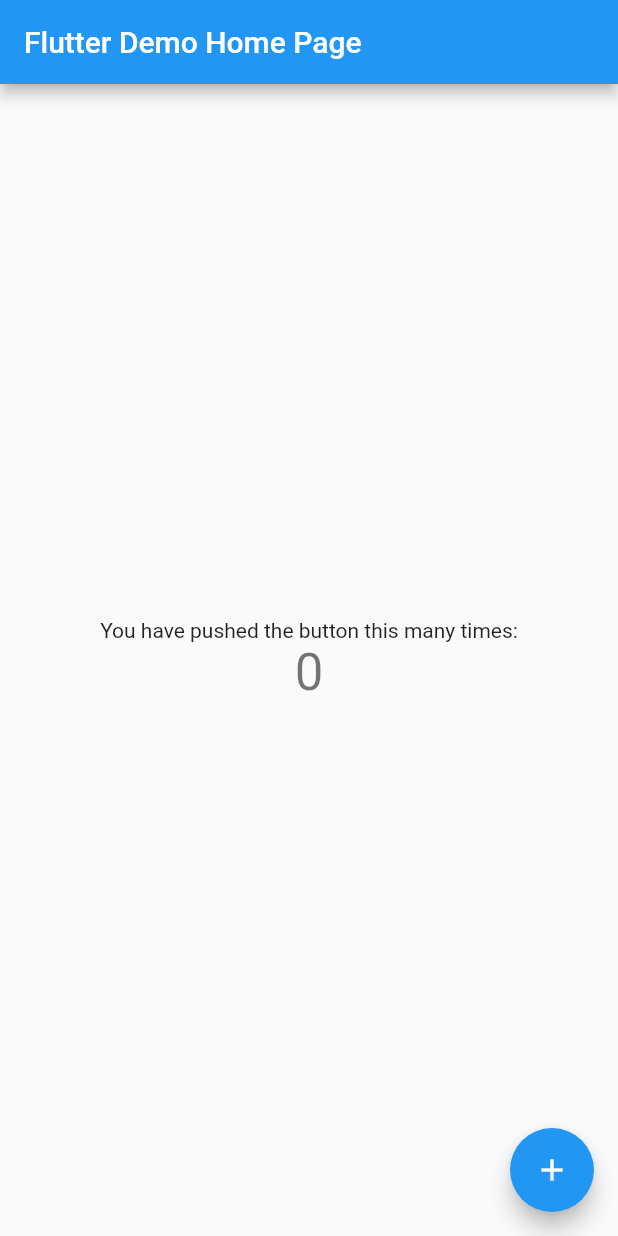
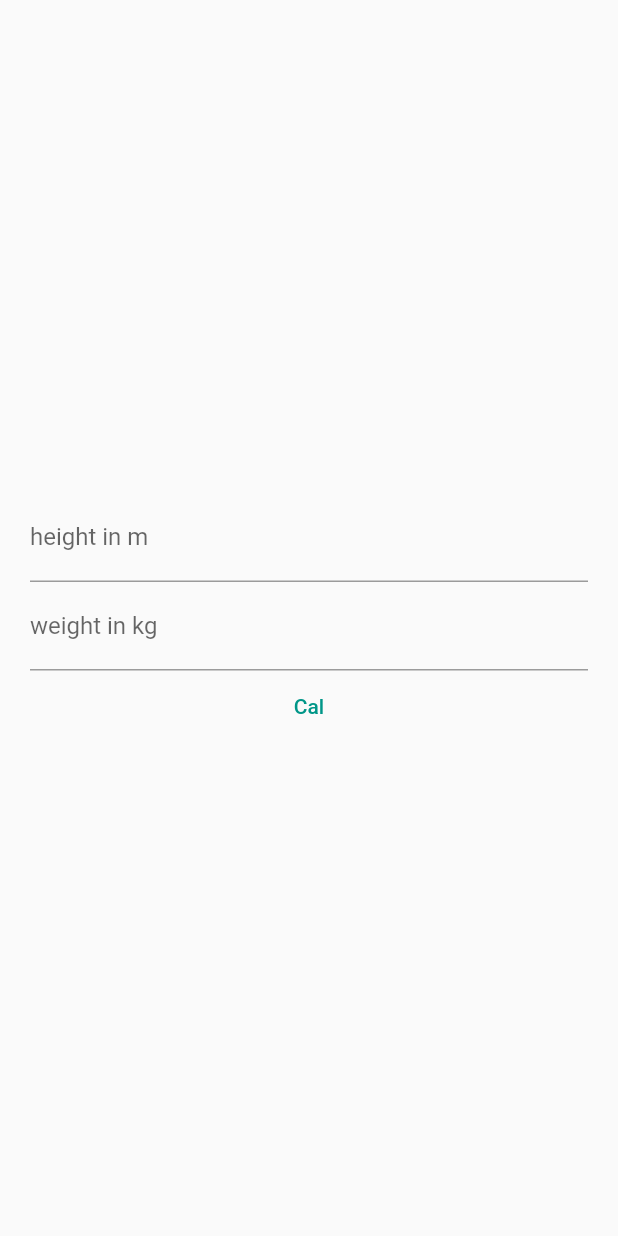
Before and after one commit to glee83/bmi, a Flutter app: the screen it shows after launch, on a phone screen of 412 x 824 dp. Run offline on Flutter 3.47's test engine with Material 2 defaults, Android fonts, the phone set to English and light mode, and no system bars.

```diff
--- a/lib/main.dart
+++ b/lib/main.dart
@@ -1,3 +1,5 @@
+import 'package:bmi_app/screens/bmi.dart';
+import 'package:bmi_app/screens/home.dart';
 import 'package:flutter/material.dart';
 
 void main() {
@@ -12,104 +14,11 @@ class MyApp extends StatelessWidget {
   Widget build(BuildContext context) {
     return MaterialApp(
       title: 'Flutter Demo',
+      debugShowCheckedModeBanner: false,
       theme: ThemeData(
-        // This is the theme of your application.
-        //
-        // Try running your application with "flutter run". You'll see the
-        // application has a blue toolbar. Then, without quitting the app, try
-        // changing the primarySwatch below to Colors.green and then invoke
-        // "hot reload" (press "r" in the console where you ran "flutter run",
-        // or simply save your changes to "hot reload" in a Flutter IDE).
-        // Notice that the counter didn't reset back to zero; the application
-        // is not restarted.
-        primarySwatch: Colors.blue,
+        primarySwatch: Colors.teal,
       ),
-      home: const MyHomePage(title: 'Flutter Demo Home Page'),
+      home: BmiPage(),
     );
   }
 }
-
-class MyHomePage extends StatefulWidget {
-  const MyHomePage({Key? key, required this.title}) : super(key: key);
-
-  // This widget is the home page of your application. It is stateful, meaning
-  // that it has a State object (defined below) that contains fields that affect
-  // how it looks.
-
-  // This class is the configuration for the state. It holds the values (in this
-  // case the title) provided by the parent (in this case the App widget) and
-  // used by the build method of the State. Fields in a Widget subclass are
-  // always marked "final".
-
-  final String title;
-
-  @override
-  State<MyHomePage> createState() => _MyHomePageState();
-}
-
-class _MyHomePageState extends State<MyHomePage> {
-  int _counter = 0;
-
-  void _incrementCounter() {
-    setState(() {
-      // This call to setState tells the Flutter framework that something has
-      // changed in this State, which causes it to rerun the build method below
-      // so that the display can reflect the updated values. If we changed
-      // _counter without calling setState(), then the build method would not be
-      // called again, and so nothing would appear to happen.
-      _counter++;
-    });
-  }
-
-  @override
-  Widget build(BuildContext context) {
-    // This method is rerun every time setState is called, for instance as done
-    // by the _incrementCounter method above.
-    //
-    // The Flutter framework has been optimized to make rerunning build methods
-    // fast, so that you can just rebuild anything that needs updating rather
-    // than having to individually change instances of widgets.
-    return Scaffold(
-      appBar: AppBar(
-        // Here we take the value from the MyHomePage object that was created by
-        // the App.build method, and use it to set our appbar title.
-        title: Text(widget.title),
-      ),
-      body: Center(
-        // Center is a layout widget. It takes a single child and positions it
-        // in the middle of the parent.
-        child: Column(
-          // Column is also a layout widget. It takes a list of children and
-          // arranges them vertically. By default, it sizes itself to fit its
-          // children horizontally, and tries to be as tall as its parent.
-          //
-          // Invoke "debug painting" (press "p" in the console, choose the
-          // "Toggle Debug Paint" action from the Flutter Inspector in Android
-          // Studio, or the "Toggle Debug Paint" command in Visual Studio Code)
-          // to see the wireframe for each widget.
-          //
-          // Column has various properties to control how it sizes itself and
-          // how it positions its children. Here we use mainAxisAlignment to
-          // center the children vertically; the main axis here is the vertical
-          // axis because Columns are vertical (the cross axis would be
-          // horizontal).
-          mainAxisAlignment: MainAxisAlignment.center,
-          children: <Widget>[
-            const Text(
-              'You have pushed the button this many times:',
-            ),
-            Text(
-              '$_counter',
-              style: Theme.of(context).textTheme.headline4,
-            ),
-          ],
-        ),
-      ),
-      floatingActionButton: FloatingActionButton(
-        onPressed: _incrementCounter,
-        tooltip: 'Increment',
-        child: const Icon(Icons.add),
-      ), // This trailing comma makes auto-formatting nicer for build methods.
-    );
-  }
-}
--- /dev/null
+++ b/lib/routes/route.dart
@@ -0,0 +1,22 @@
+import 'package:bmi_app/routes/route_names.dart';
+import 'package:bmi_app/screens/bmi.dart';
+import 'package:bmi_app/screens/home.dart';
+import 'package:flutter/material.dart';
+
+class AppRouting {
+  Route generatRoutes(RouteSettings settings) {
+    switch (settings.name) {
+      case RouteName.home:
+        return MaterialPageRoute(
+          builder: (_) => const HomeScreen(),
+        );
+
+      case RouteName.bmi:
+        return MaterialPageRoute(
+          builder: (_) => BmiPage(),
+        );
+      default:
+        throw 'page not found';
+    }
+  }
+}
--- /dev/null
+++ b/lib/routes/route_names.dart
@@ -0,0 +1,5 @@
+class RouteName {
+  static const String home = '/';
+  static const String bmi = '/bmi';
+  static const String error = '/notfound';
+}
--- /dev/null
+++ b/lib/screens/bmi.dart
@@ -0,0 +1,65 @@
+import 'package:flutter/material.dart';
+
+class BmiPage extends StatefulWidget {
+  // GlobalKey key;
+  BmiPage({Key? key}) : super(key: key);
+
+  @override
+  State<BmiPage> createState() => _BmiPageState();
+}
+
+class _BmiPageState extends State<BmiPage> {
+  final heightController = TextEditingController();
+
+  final weightController = TextEditingController();
+
+  // double calBMI(double height, double weight) {
+  //  double result;
+
+  void calBmi() {
+    double height = double.parse(heightController.text) / 100;
+    double weight = double.parse(weightController.text);
+
+    double hSqr = height * height;
+    double result = weight / hSqr;
+
+    setState(() {
+      result = result;
+    });
+    print(result);
+  }
+
+  @override
+  Widget build(BuildContext context) {
+    return Scaffold(
+      body: Container(
+        padding: const EdgeInsets.symmetric(vertical: 10.0, horizontal: 20.0),
+        child: Form(
+          child: Column(
+            mainAxisAlignment: MainAxisAlignment.center,
+            children: [
+              TextField(
+                controller: heightController,
+                keyboardType: TextInputType.number,
+                decoration: InputDecoration(
+                  labelText: 'height in m',
+                ),
+              ),
+              TextField(
+                controller: weightController,
+                keyboardType: TextInputType.number,
+                decoration: InputDecoration(
+                  labelText: 'weight in kg',
+                ),
+              ),
+              TextButton(onPressed: calBmi, child: Text('Cal')),
+              // Text(result == null
+              //     ? "enter value"
+              //     : "${result.toStringAsFixed(2)}")
+            ],
+          ),
+        ),
+      ),
+    );
+  }
+}
```
Also changed, not shown: lib/screens/home.dart (+7 -4 lines).
